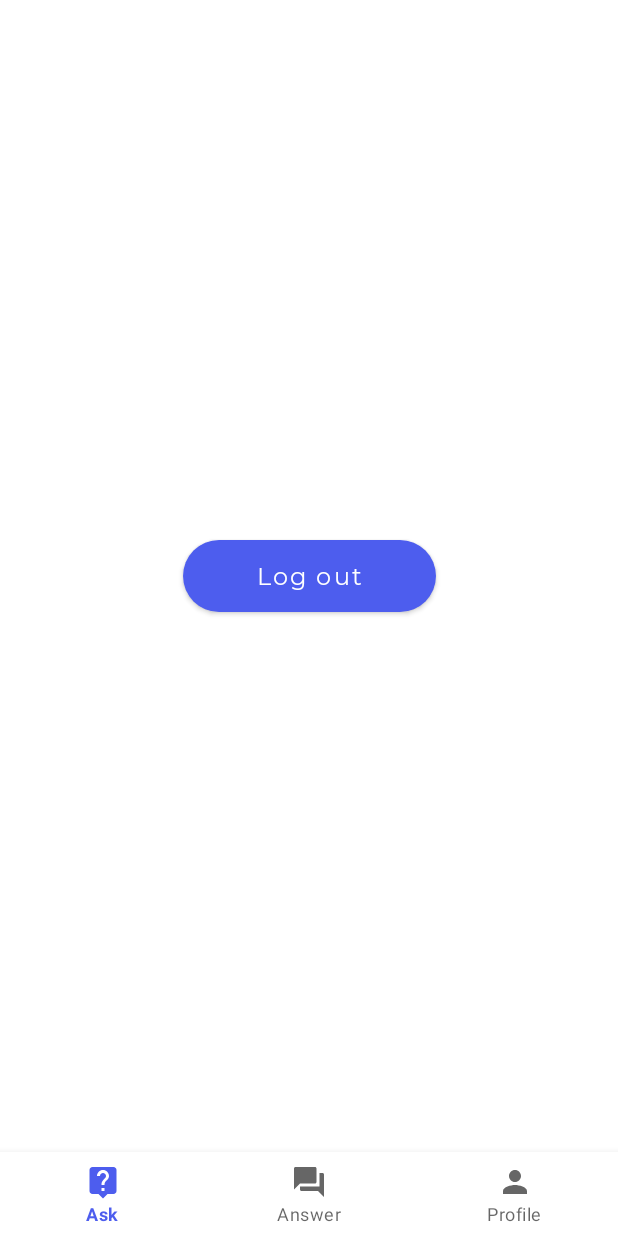
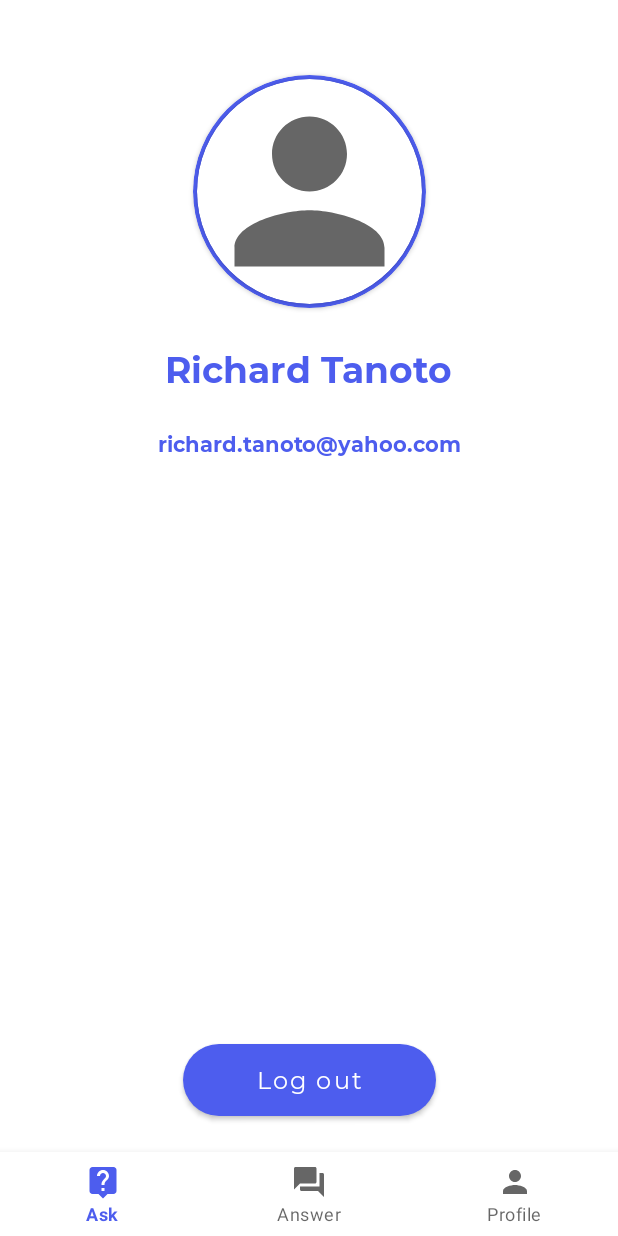
Before and after one commit to richard-tanoto/cubicle, an Android app: the fragment ProfileFragment placed in its activity, on a phone screen of 412 x 824 dp. Run offline under Robolectric (Android 15) with nearby library versions, the phone set to English and light mode, and no system bars; our stand-ins replace Firebase (no records; nobody signed in at launch, a user with empty details on screens opened directly).

Commit message:
Paling update

```diff
--- a/Cubicle/app/build.gradle
+++ b/Cubicle/app/build.gradle
@@ -39,6 +39,7 @@ dependencies {
     implementation 'com.google.android.material:material:1.4.0'
     implementation 'androidx.constraintlayout:constraintlayout:2.1.1'
     implementation 'androidx.legacy:legacy-support-v4:1.0.0'
+    implementation 'com.google.firebase:firebase-database:19.2.1'
     testImplementation 'junit:junit:4.+'
     androidTestImplementation 'androidx.test.ext:junit:1.1.3'
     androidTestImplementation 'androidx.test.espresso:espresso-core:3.4.0'
--- a/Cubicle/app/src/main/java/com/example/cubicle/Activity/Login.java
+++ b/Cubicle/app/src/main/java/com/example/cubicle/Activity/Login.java
@@ -94,4 +94,9 @@ public class Login extends AppCompatActivity {
             startActivity(intent);
         }
     }
+
+    @Override
+    public void onBackPressed() {
+
+    }
 }
--- a/Cubicle/app/src/main/res/layout/fragment_profile.xml
+++ b/Cubicle/app/src/main/res/layout/fragment_profile.xml
@@ -11,6 +11,63 @@
         android:layout_width="match_parent"
         android:layout_height="match_parent">
 
+        <androidx.constraintlayout.widget.ConstraintLayout
+            android:layout_width="match_parent"
+            android:layout_height="match_parent">
+
+            <androidx.cardview.widget.CardView
+                android:id="@+id/cardView"
+                android:layout_width="155dp"
+                android:layout_height="155dp"
+                android:layout_marginTop="50dp"
+                app:cardBackgroundColor="@color/blue"
+                app:cardCornerRadius="250dp"
+                app:layout_constraintEnd_toEndOf="parent"
+                app:layout_constraintStart_toStartOf="parent"
+                app:layout_constraintTop_toTopOf="parent">
+
+                <androidx.cardview.widget.CardView
+                    android:layout_width="150dp"
+                    android:layout_height="150dp"
+                    android:layout_gravity="center"
+                    app:cardCornerRadius="250dp">
+
+                    <ImageView
+                        android:layout_width="150dp"
+                        android:layout_height="150dp"
+                        android:scaleType="centerCrop"
+                        android:src="@drawable/profile" />
+
+                </androidx.cardview.widget.CardView>
+
+            </androidx.cardview.widget.CardView>
+
+            <TextView
+                android:id="@+id/name"
+                android:layout_width="wrap_content"
+                android:layout_height="wrap_content"
+                android:fontFamily="@font/montserrat_bold"
+                android:layout_marginTop="24dp"
+                android:text="Richard Tanoto"
+                android:textColor="@color/blue"
+                android:textSize="24dp"
+                app:layout_constraintEnd_toEndOf="parent"
+                app:layout_constraintStart_toStartOf="parent"
+                app:layout_constraintTop_toBottomOf="@+id/cardView" />
+
+            <TextView
+                android:layout_width="wrap_content"
+                android:layout_height="wrap_content"
+                android:fontFamily="@font/montserrat_bold"
+                android:layout_marginTop="24dp"
+                android:text="richard.tanoto@yahoo.com"
+                android:textColor="@color/blue"
+                app:layout_constraintEnd_toEndOf="parent"
+                app:layout_constraintStart_toStartOf="parent"
+                app:layout_constraintTop_toBottomOf="@+id/name" />
+
+        </androidx.constraintlayout.widget.ConstraintLayout>
+
         <Button
             android:id="@+id/logoutButton"
             android:layout_width="wrap_content"
@@ -21,14 +78,14 @@
             android:paddingTop="5dp"
             android:paddingRight="49dp"
             android:paddingBottom="5dp"
+            android:layout_marginBottom="24dp"
             android:text="Log out"
             android:textAllCaps="false"
             android:textColor="@color/white"
             android:textSize="16sp"
             app:layout_constraintBottom_toBottomOf="parent"
             app:layout_constraintEnd_toEndOf="parent"
-            app:layout_constraintStart_toStartOf="parent"
-            app:layout_constraintTop_toTopOf="parent" />
+            app:layout_constraintStart_toStartOf="parent" />
 
     </androidx.constraintlayout.widget.ConstraintLayout>
 
```
Also changed, not shown: Cubicle/app/src/main/java/com/example/cubicle/Activity/Account.java (added, +20 -0 lines), Cubicle/app/src/main/java/com/example/cubicle/Activity/Answer.java (added, +17 -0 lines), Cubicle/app/src/main/java/com/example/cubicle/Activity/Question.java (added, +48 -0 lines), Cubicle/app/src/main/java/com/example/cubicle/Activity/Register.java (+15 -1 lines), Cubicle/app/src/main/res/layout/fragment_answer.xml (+3 -4 lines), Cubicle/app/src/main/res/drawable/user.png (added).
